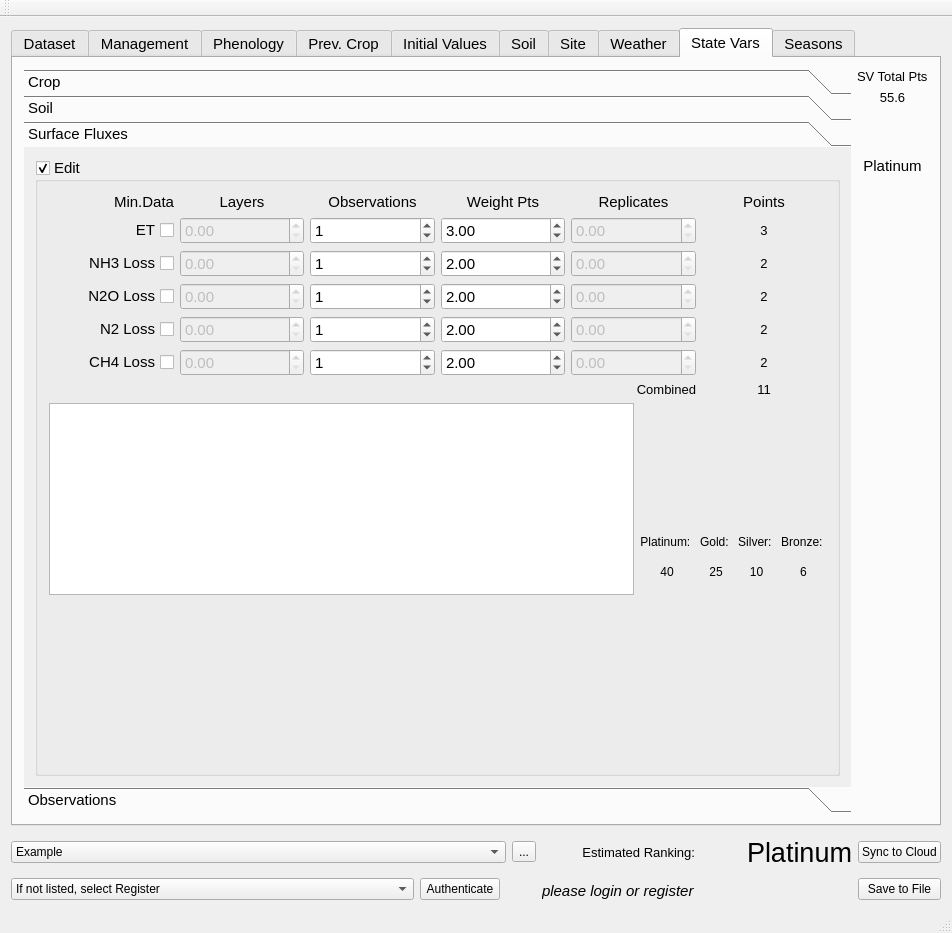
arkygeek/DataRanking, file Gui/datasetclassification.ui: the form before one commit.
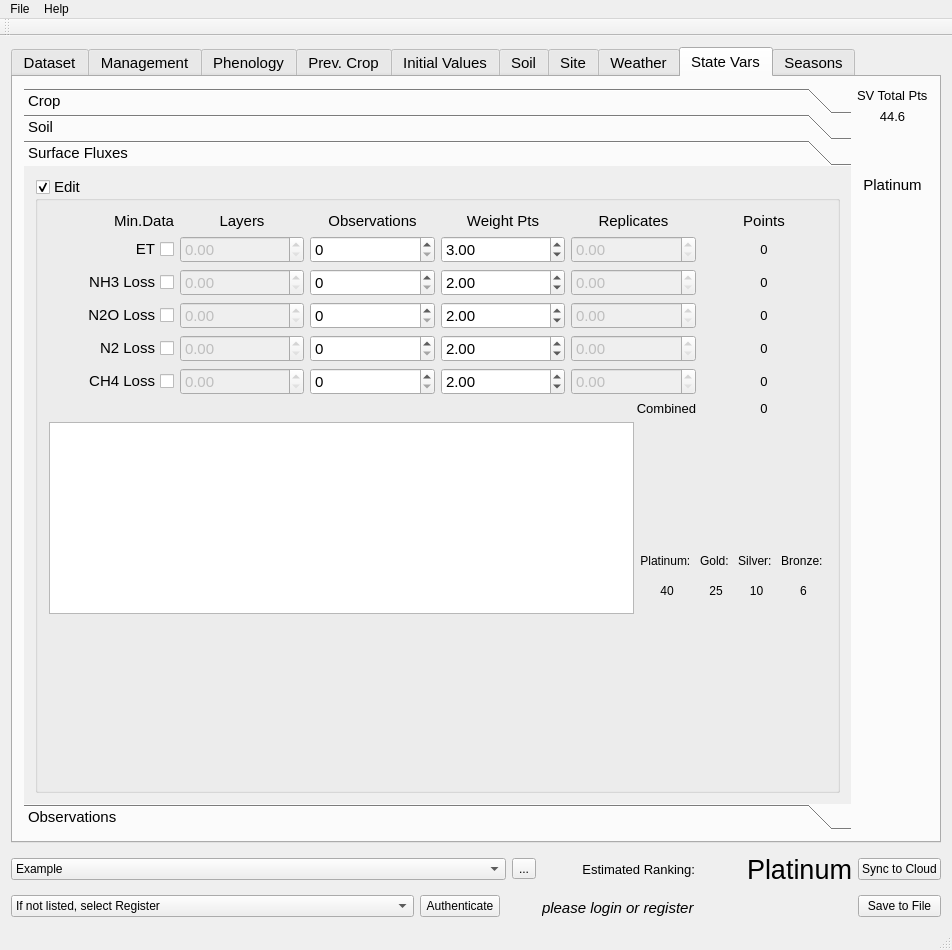
The form after the commit. The open tabs and pages were chosen to show the change. Icons and pictures are not drawn.

What changed in the file:
```diff
--- a/Gui/datasetclassification.ui
+++ b/Gui/datasetclassification.ui
@@ -7,7 +7,7 @@
     <x>0</x>
     <y>0</y>
     <width>952</width>
-    <height>933</height>
+    <height>950</height>
    </rect>
   </property>
   <property name="windowTitle">
@@ -8764,7 +8764,7 @@
            </font>
           </property>
           <property name="text">
-           <string>55.6</string>
+           <string>44.6</string>
           </property>
           <property name="alignment">
            <set>Qt::AlignCenter</set>
@@ -10509,8 +10509,8 @@
             <rect>
              <x>0</x>
              <y>0</y>
-             <width>830</width>
-             <height>634</height>
+             <width>522</width>
+             <height>379</height>
             </rect>
            </property>
            <attribute name="label">
@@ -10563,7 +10563,7 @@
                     </font>
                    </property>
                    <property name="text">
-                    <string>2</string>
+                    <string>0</string>
                    </property>
                    <property name="alignment">
                     <set>Qt::AlignCenter</set>
@@ -10583,7 +10583,7 @@
                  <item row="1" column="2">
                   <widget class="QSpinBox" name="sbSVSurfaceFluxesEtObservations">
                    <property name="value">
-                    <number>1</number>
+                    <number>0</number>
                    </property>
                   </widget>
                  </item>
@@ -10612,7 +10612,7 @@
                     </font>
                    </property>
                    <property name="text">
-                    <string>2</string>
+                    <string>0</string>
                    </property>
                    <property name="alignment">
                     <set>Qt::AlignCenter</set>
@@ -10726,7 +10726,7 @@
                     </font>
                    </property>
                    <property name="text">
-                    <string>3</string>
+                    <string>0</string>
                    </property>
                    <property name="alignment">
                     <set>Qt::AlignCenter</set>
@@ -10736,14 +10736,14 @@
                  <item row="4" column="2">
                   <widget class="QSpinBox" name="sbSVSurfaceFluxesN2LossObservations">
                    <property name="value">
-                    <number>1</number>
+                    <number>0</number>
                    </property>
                   </widget>
                  </item>
                  <item row="3" column="2">
                   <widget class="QSpinBox" name="sbSVSurfaceFluxesN2OLossObservations">
                    <property name="value">
-                    <number>1</number>
+                    <number>0</number>
                    </property>
                   </widget>
                  </item>
@@ -10765,7 +10765,7 @@
                  <item row="5" column="2">
                   <widget class="QSpinBox" name="sbSVSurfaceFluxesCh4LossObservations">
                    <property name="value">
-                    <number>1</number>
+                    <number>0</number>
                    </property>
                   </widget>
                  </item>
@@ -10777,7 +10777,7 @@
                     </font>
                    </property>
                    <property name="text">
-                    <string>2</string>
+                    <string>0</string>
                    </property>
                    <property name="alignment">
                     <set>Qt::AlignCenter</set>
@@ -10787,7 +10787,7 @@
                  <item row="2" column="2">
                   <widget class="QSpinBox" name="sbSVSurfaceFluxesNh3LossObservations">
                    <property name="value">
-                    <number>1</number>
+                    <number>0</number>
                    </property>
                   </widget>
                  </item>
@@ -10809,7 +10809,7 @@
                     </font>
                    </property>
                    <property name="text">
-                    <string>2</string>
+                    <string>0</string>
                    </property>
                    <property name="alignment">
                     <set>Qt::AlignCenter</set>
@@ -10839,7 +10839,7 @@
                     </font>
                    </property>
                    <property name="text">
-                    <string>11</string>
+                    <string>0</string>
                    </property>
                    <property name="alignment">
                     <set>Qt::AlignCenter</set>
@@ -13177,6 +13177,22 @@
      <height>22</height>
     </rect>
    </property>
+   <widget class="QMenu" name="menuFile">
+    <property name="title">
+     <string>File</string>
+    </property>
+    <addaction name="actionSync_to_Cloud"/>
+    <addaction name="actionSave_to_Disk"/>
+   </widget>
+   <widget class="QMenu" name="menuHelp">
+    <property name="title">
+     <string>Help</string>
+    </property>
+    <addaction name="actionAbout"/>
+    <addaction name="actionNone_yet"/>
+   </widget>
+   <addaction name="menuFile"/>
+   <addaction name="menuHelp"/>
   </widget>
   <widget class="QToolBar" name="mainToolBar">
    <attribute name="toolBarArea">
```
Left out of the diff: 67 changed lines with no effect on the pictures.
